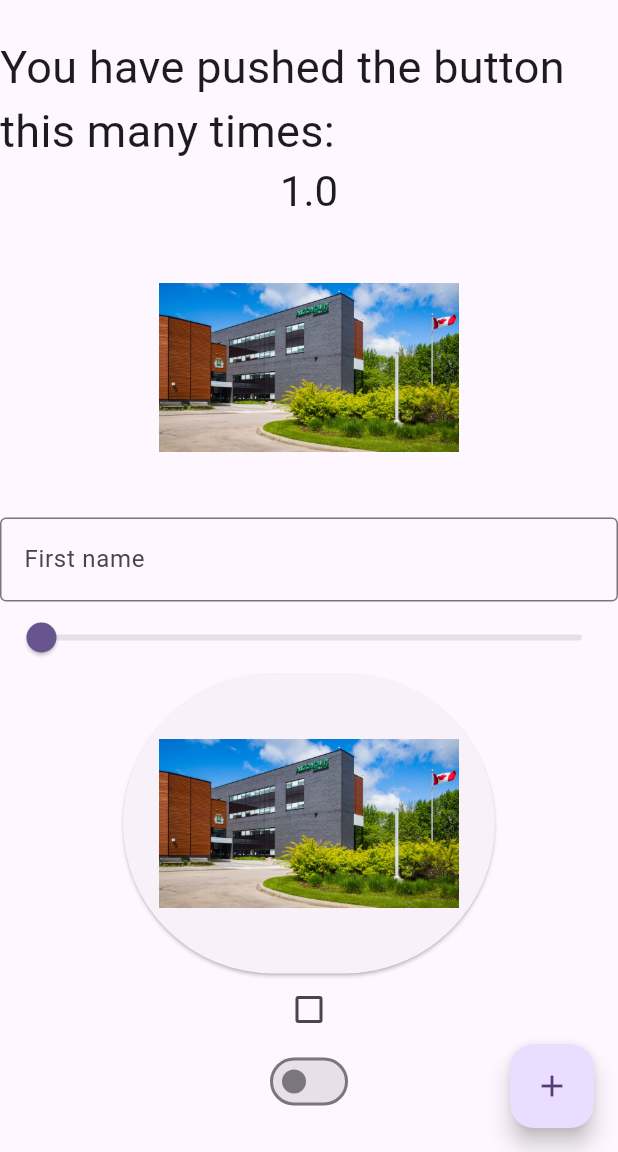
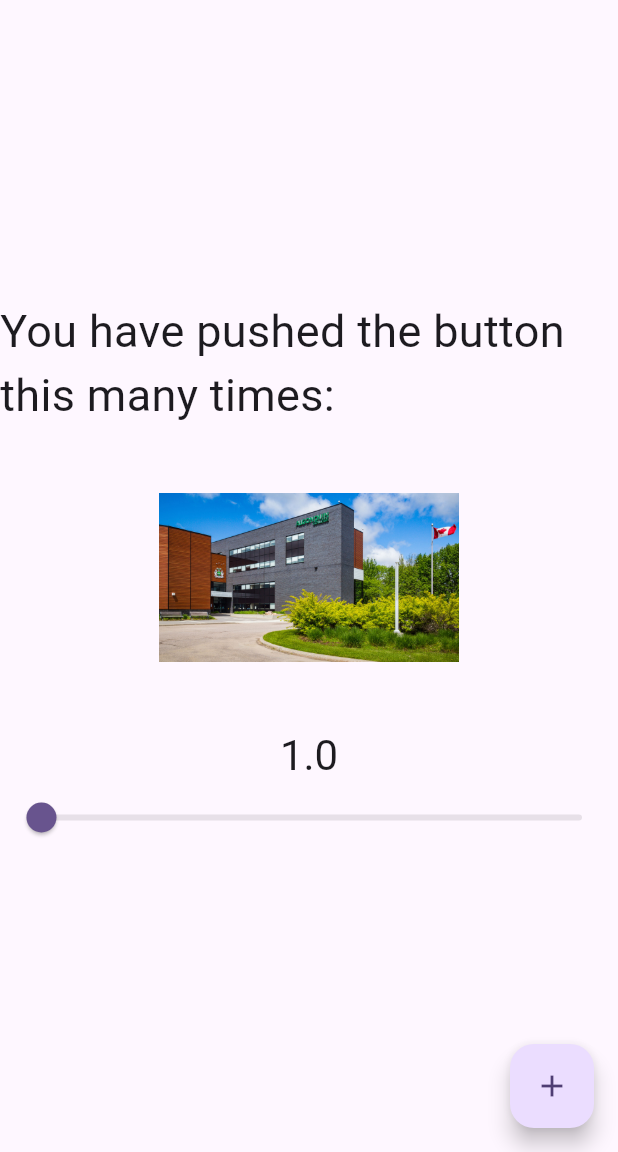
Before and after one commit to sliceofpizzaxd/my_cst2335_labs, a Flutter app: the screen it shows after launch, after a tap on the "add" icon, on a phone screen of 412 x 824 dp, the part 84-1236 px from its top. Run offline on Flutter 3.47's test engine with Material 3 defaults, Android fonts, the phone set to English and light mode, and no system bars.

Commit message:
reverting master to lab 1 initial commit

```diff
--- a/lib/main.dart
+++ b/lib/main.dart
@@ -57,8 +57,6 @@ class MyHomePage extends StatefulWidget {
 class _MyHomePageState extends State<MyHomePage> {
   var _counter = 0.0;
   var myFontSize = 30.0;
-  var isChecked = false;
-  late TextEditingController _controller;
 
   void setNewValue(double value) {
     setState(() {
@@ -74,22 +72,9 @@ class _MyHomePageState extends State<MyHomePage> {
       // so that the display can reflect the updated values. If we changed
       // _counter without calling setState(), then the build method would not be
       // called again, and so nothing would appear to happen.
-      if(_counter > 99)
-        _counter = 100;
-      else _counter++;
+      if(_counter < 100)
+        _counter++;
     });
-  }
-
-  @override
-  void initState() {
-    super.initState();
-    _controller = TextEditingController();
-  }
-
-  @override
-  void dispose() {
-    _controller.dispose();
-    super.dispose();
   }
 
   @override
@@ -133,29 +118,12 @@ class _MyHomePageState extends State<MyHomePage> {
               'You have pushed the button this many times:',
               style:TextStyle( fontSize:myFontSize ),
             ),
+            Image.asset("images/algonquin.jpg", width: 200, height: 200),
             Text(
               '$_counter',
               style: Theme.of(context).textTheme.headlineMedium,
             ),
-            Image.asset("images/algonquin.jpg", width: 200, height: 200),
-            TextField(controller: _controller,
-              decoration: InputDecoration(
-                hintText: "Type here",
-                border: OutlineInputBorder(),
-                labelText: "First name"
-              )),
-            Slider(value: _counter, onChanged: setNewValue, min: 0.0, max: 100.0),
-            ElevatedButton(
-                onPressed: () {
-                  print(_controller.text);
-                  _controller.text = "nom";
-                },
-                child: Image.asset("images/algonquin.jpg", width: 200, height: 200),
-            ),
-            Checkbox(value: isChecked, onChanged: (newValue) { setState(() {
-              isChecked = newValue!;
-            });}),
-            Switch(value:isChecked, onChanged: (newValue) {  setState(() { isChecked = newValue; });}),
+            Slider(value: _counter, onChanged: setNewValue, min: 0.0, max: 100.0)
           ],
         ),
       ),
```
